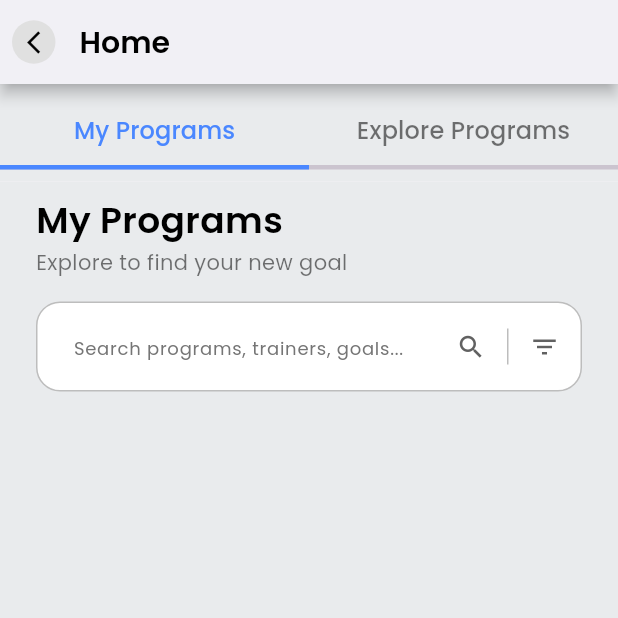
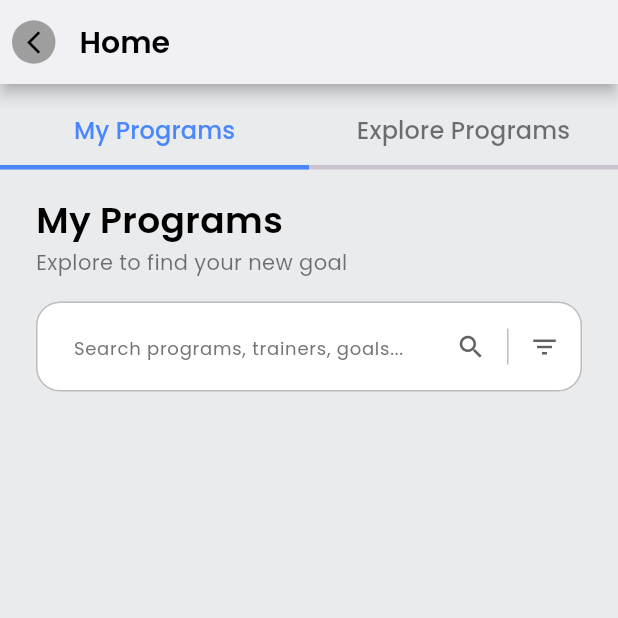
Before and after one commit to saquibjawedbit/fitness_app, a Flutter app: the screen it shows after launch, on a phone screen of 412 x 824 dp, the top half of it. Run offline on Flutter 3.47's test engine with Material 3 defaults, Android fonts, the phone set to English and light mode, and no system bars; our stand-ins replace cloud_firestore, firebase_core, google_fonts; accounts and stored records are empty.

Commit message:
Update icon color in HomePage and adjust padding in ProgramCard for improved UI consistency

```diff
--- a/lib/pages/home/home_page.dart
+++ b/lib/pages/home/home_page.dart
@@ -135,7 +135,7 @@ class _HomePageState extends State<HomePage>
     return Container(
       margin: const EdgeInsets.all(8.0),
       decoration: BoxDecoration(
-        color: Colors.grey.shade300,
+        color: Colors.grey.shade500,
         shape: BoxShape.circle,
       ),
       width: 35,
--- a/lib/pages/home/widgets/program_card.dart
+++ b/lib/pages/home/widgets/program_card.dart
@@ -62,7 +62,7 @@ class ProgramCard extends StatelessWidget {
       child: Container(
         width: double.infinity,
         height: 100,
-        padding: const EdgeInsets.symmetric(horizontal: 16, vertical: 4),
+        padding: const EdgeInsets.symmetric(horizontal: 12, vertical: 4),
         decoration: BoxDecoration(
           color: Colors.white,
           borderRadius: BorderRadius.only(
```
